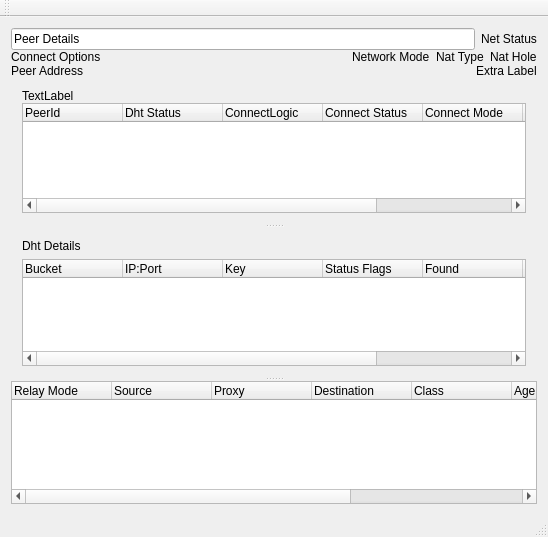
Qt form trunk/retroshare-gui/src/gui/dht/DhtWindow.ui (autoscatto/retroshare) before a commit.
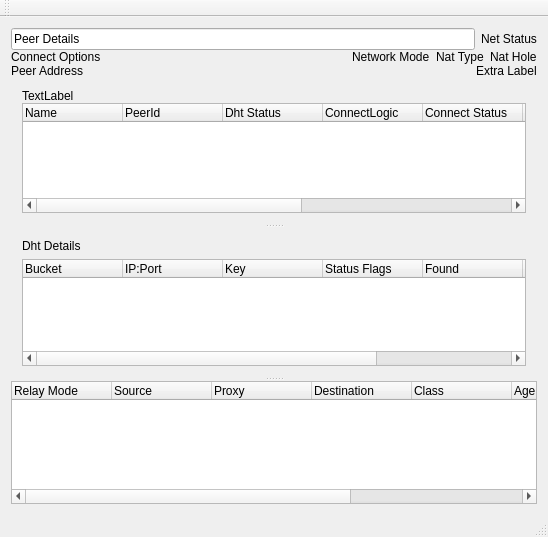
The same form after that commit.

Diff of the .ui file:
```diff
--- a/trunk/retroshare-gui/src/gui/dht/DhtWindow.ui
+++ b/trunk/retroshare-gui/src/gui/dht/DhtWindow.ui
@@ -133,6 +133,11 @@
         </item>
         <item>
          <widget class="QTreeWidget" name="peerTreeWidget">
+          <column>
+           <property name="text">
+            <string>Name</string>
+           </property>
+          </column>
           <column>
            <property name="text">
             <string>PeerId</string>
@@ -168,6 +173,11 @@
             <string>Cb Status</string>
            </property>
           </column>
+          <column>
+           <property name="text">
+            <string>RsId</string>
+           </property>
+          </column>
          </widget>
         </item>
        </layout>
```
